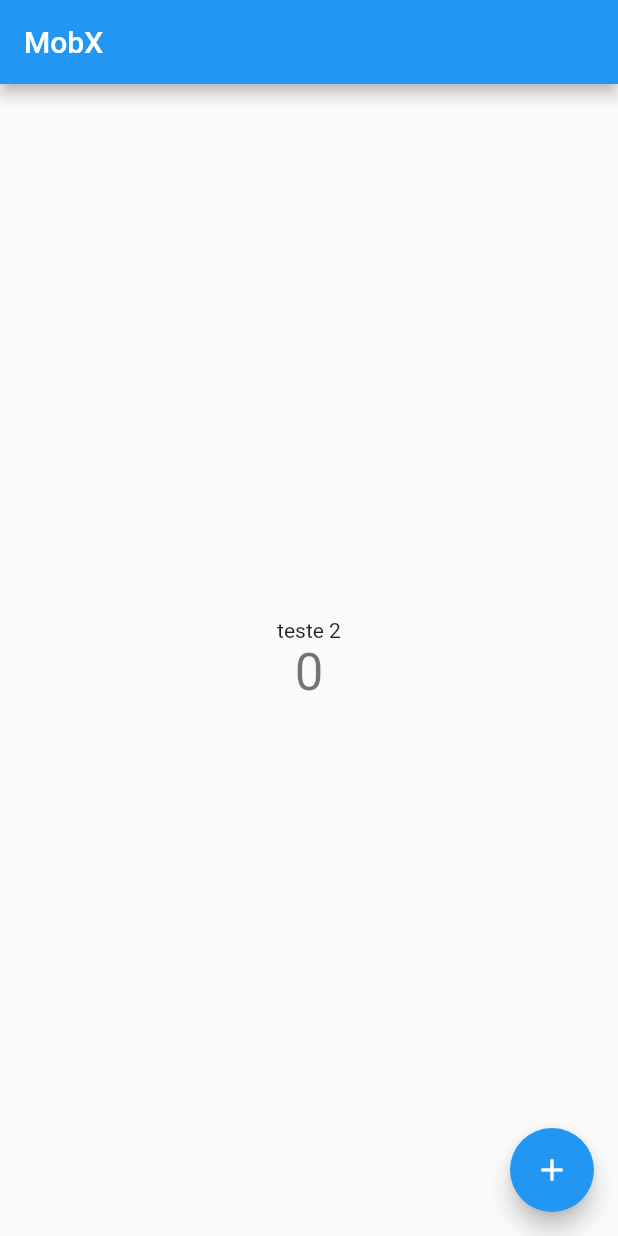
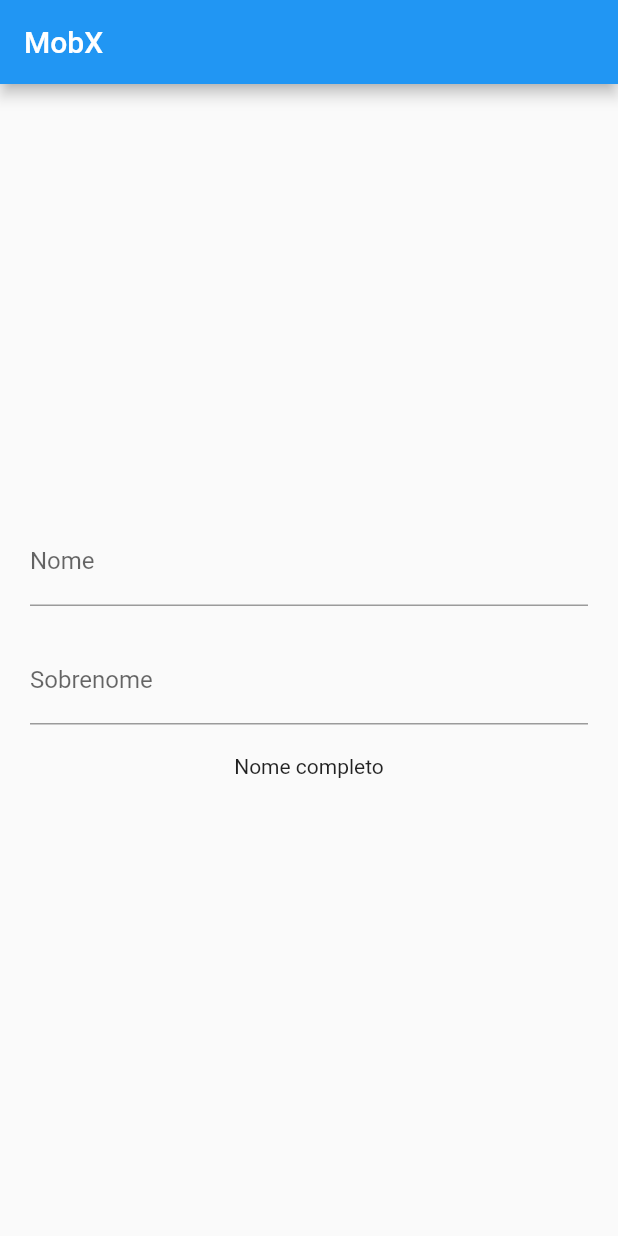
Before and after one commit to yuri-duque/flutter_form, a Flutter app: the screen it shows after launch, on a phone screen of 412 x 824 dp. Run offline on Flutter 3.47's test engine with Material 2 defaults, Android fonts, the phone set to English and light mode, and no system bars; our stand-ins replace flutter_mobx, mobx; generated files the repository leaves out were written again.

Commit message:
enviando primeiro formulario

```diff
--- a/lib/home.dart
+++ b/lib/counter/page.dart
@@ -1,9 +1,9 @@
 import 'package:flutter/cupertino.dart';
 import 'package:flutter/material.dart';
 import 'package:flutter_mobx/flutter_mobx.dart';
-import 'package:formulario/controller.dart';
+import 'package:formulario/counter/controller.dart';
 
-class MyHomePage extends StatelessWidget {
+class CounterPage extends StatelessWidget {
   final controller = Controller();
 
   @override
--- /dev/null
+++ b/lib/form1/controller.dart
@@ -0,0 +1,25 @@
+import 'package:mobx/mobx.dart';
+part 'controller.g.dart';
+
+class Controller = ControllerBase with _$Controller;
+
+abstract class ControllerBase with Store {
+  @observable
+  String nome = '';
+
+  @observable
+  String sobrenome = '';
+
+  @computed
+  String get nomeCompleto => "$nome $sobrenome";
+
+  @action
+  mudarNome(String novoNome) {
+    nome = novoNome;
+  }
+
+  @action
+  mudarSobrenome(String novoSobrenome) {
+    sobrenome = novoSobrenome;
+  }
+}
--- /dev/null
+++ b/lib/form1/page.dart
@@ -0,0 +1,42 @@
+import 'package:flutter/cupertino.dart';
+import 'package:flutter/material.dart';
+import 'package:flutter_mobx/flutter_mobx.dart';
+import 'package:formulario/form1/controller.dart';
+
+class Form1Page extends StatelessWidget {
+  final controller = Controller();
+
+  @override
+  Widget build(BuildContext context) {
+    return Scaffold(
+      appBar: AppBar(
+        title: Text('MobX'),
+      ),
+      body: Container(
+        margin: const EdgeInsets.all(20.0),
+        alignment: Alignment.center,
+        child: Column(
+          mainAxisAlignment: MainAxisAlignment.center,
+          children: <Widget>[
+            TextField(
+                decoration: InputDecoration(labelText: 'Nome'),
+                onChanged: controller.mudarNome),
+            SizedBox(
+              height: 20,
+            ),
+            TextField(
+                decoration: InputDecoration(labelText: 'Sobrenome'),
+                onChanged: controller.mudarSobrenome),
+            SizedBox(
+              height: 20,
+            ),
+            Text('Nome completo'),
+            Observer(builder: (_) {
+              return Text(controller.nomeCompleto);
+            })
+          ],
+        ),
+      ),
+    );
+  }
+}
--- a/lib/main.dart
+++ b/lib/main.dart
@@ -1,5 +1,6 @@
 import 'package:flutter/material.dart';
-import 'package:formulario/home.dart';
+import 'package:formulario/counter/page.dart';
+import 'package:formulario/form1/page.dart';
 
 void main() {
   runApp(MyApp());
@@ -14,7 +15,7 @@ class MyApp extends StatelessWidget {
       theme: ThemeData(
         primarySwatch: Colors.blue,
       ),
-      home: MyHomePage(),
+      home: Form1Page(),
     );
   }
 }
```
Also changed, not shown: lib/counter/controller.dart (renamed from lib/controller.dart), lib/counter/controller.g.dart (renamed from lib/controller.g.dart), lib/form1/controller.g.dart (added).
